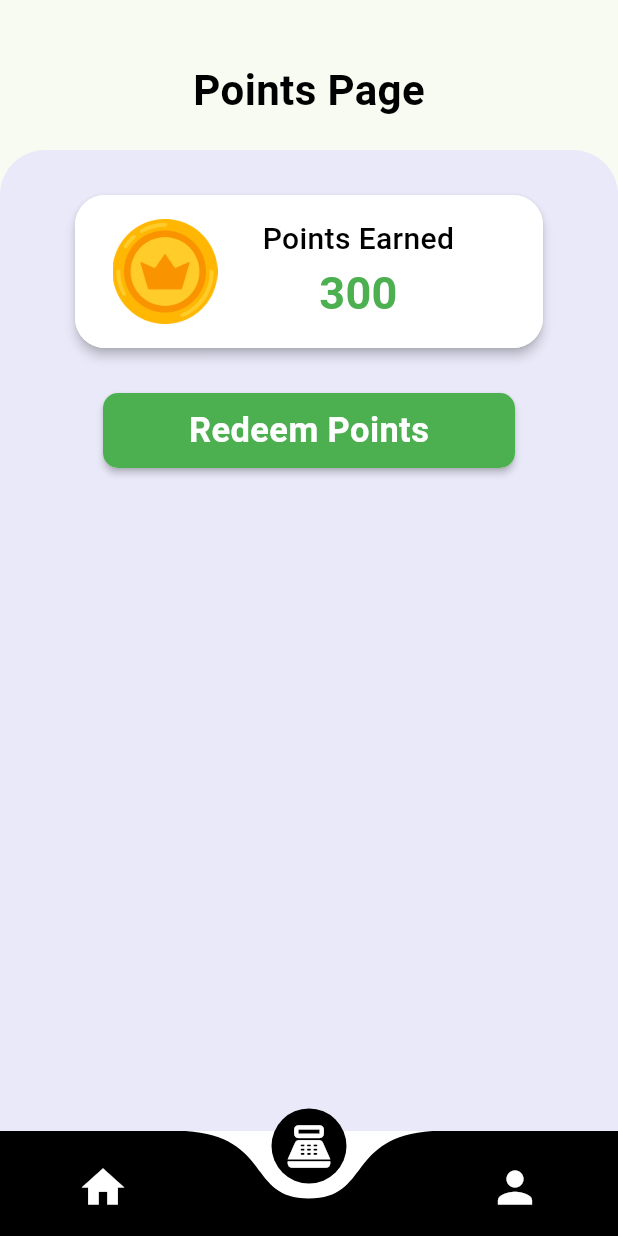
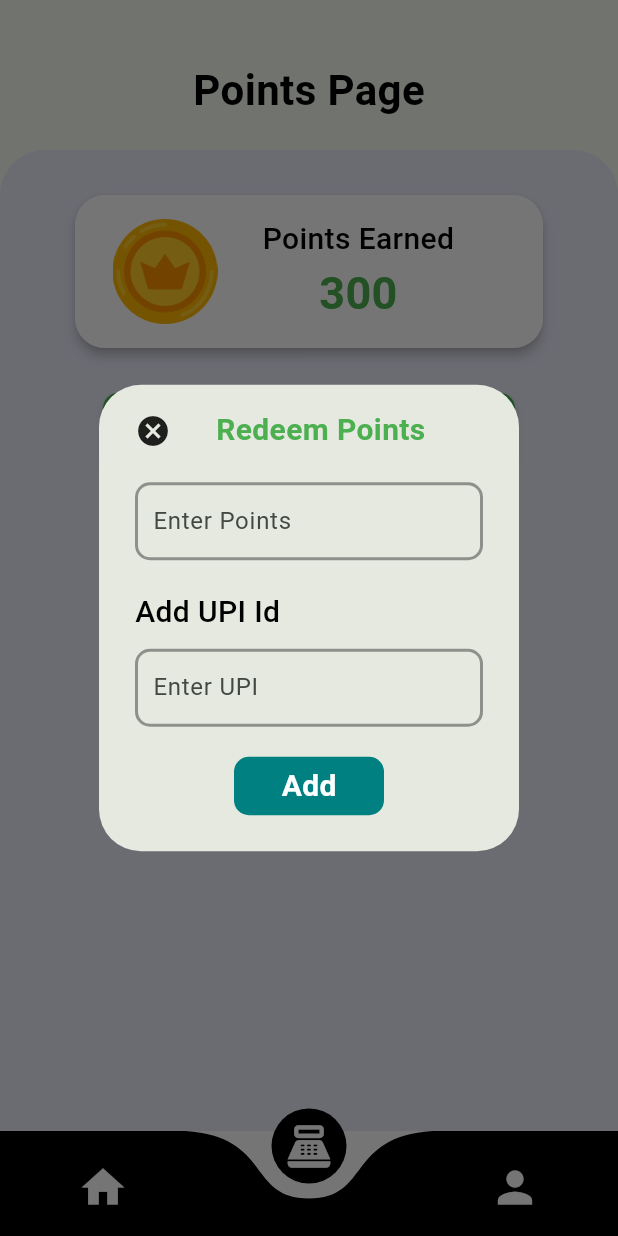
Before and after one commit to omrajkamat68/Recycle_App, a Flutter app: the screen it shows once a user with an empty profile is signed in, item 2 of the bottom bar chosen, after a tap on "Redeem Points", on a phone screen of 412 x 824 dp. Run offline on Flutter 3.47's test engine with Material 3 defaults, Android fonts, the phone set to English and light mode, and no system bars; drawn by our look-alikes of curved_navigation_bar; our stand-ins replace cloud_firestore, firebase_auth, firebase_core, firebase_storage, google_sign_in, image_picker and 2 more; accounts and stored records are empty.

Commit message:
Dialog box added in points page for Redeem

```diff
--- a/lib/pages/points.dart
+++ b/lib/pages/points.dart
@@ -598,4 +598,91 @@ class _PointsState extends State<Points> {
       ),
     );
   }
+
+  Future openBox() => showDialog(
+    context: context,
+    builder:
+        (context) => AlertDialog(
+          content: SingleChildScrollView(
+            child: Container(
+              child: Column(
+                crossAxisAlignment: CrossAxisAlignment.start,
+                children: [
+                  Row(
+                    children: [
+                      GestureDetector(
+                        onTap: () {
+                          Navigator.pop(context);
+                        },
+                        child: Icon(Icons.cancel),
+                      ),
+                      SizedBox(width: 30),
+                      Text(
+                        "Redeem Points",
+                        style: AppWidget.greentextstyle(20.0),
+                      ),
+                    ],
+                  ),
+                  SizedBox(height: 20.0),
+                  Container(
+                    padding: EdgeInsets.symmetric(horizontal: 10.0),
+                    decoration: BoxDecoration(
+                      border: Border.all(color: Colors.black38, width: 2.0),
+                      borderRadius: BorderRadius.circular(10),
+                    ),
+                    child: TextField(
+                      controller: pointscontroller,
+                      decoration: InputDecoration(
+                        border: InputBorder.none,
+                        hintText: "Enter Points",
+                      ),
+                    ),
+                  ),
+                  SizedBox(height: 20.0),
+                  Text("Add UPI Id", style: AppWidget.normaltextstyle(20.0)),
+                  SizedBox(height: 10.0),
+                  Container(
+                    padding: EdgeInsets.symmetric(horizontal: 10.0),
+                    decoration: BoxDecoration(
+                      border: Border.all(color: Colors.black38, width: 2.0),
+                      borderRadius: BorderRadius.circular(10),
+                    ),
+                    child: TextField(
+                      controller: upicontroller,
+                      decoration: InputDecoration(
+                        border: InputBorder.none,
+                        hintText: "Enter UPI",
+                      ),
+                    ),
+                  ),
+                  SizedBox(height: 20.0),
+                  GestureDetector(
+                    onTap: () {
+                      if(pointscontroller.text!="" && upicontroller.text!=""){
+
+                      }
+                    },
+                    child: Center(
+                      child: Container(
+                        width: 100,
+                        padding: EdgeInsets.all(5),
+                        decoration: BoxDecoration(
+                          color: Color(0xFF008080),
+                          borderRadius: BorderRadius.circular(10),
+                        ),
+                        child: Center(
+                          child: Text(
+                            "Add",
+                            style: AppWidget.whitetextstyle(20.0),
+                          ),
+                        ),
+                      ),
+                    ),
+                  ),
+                ],
+              ),
+            ),
+          ),
+        ),
+  );
 }
```
